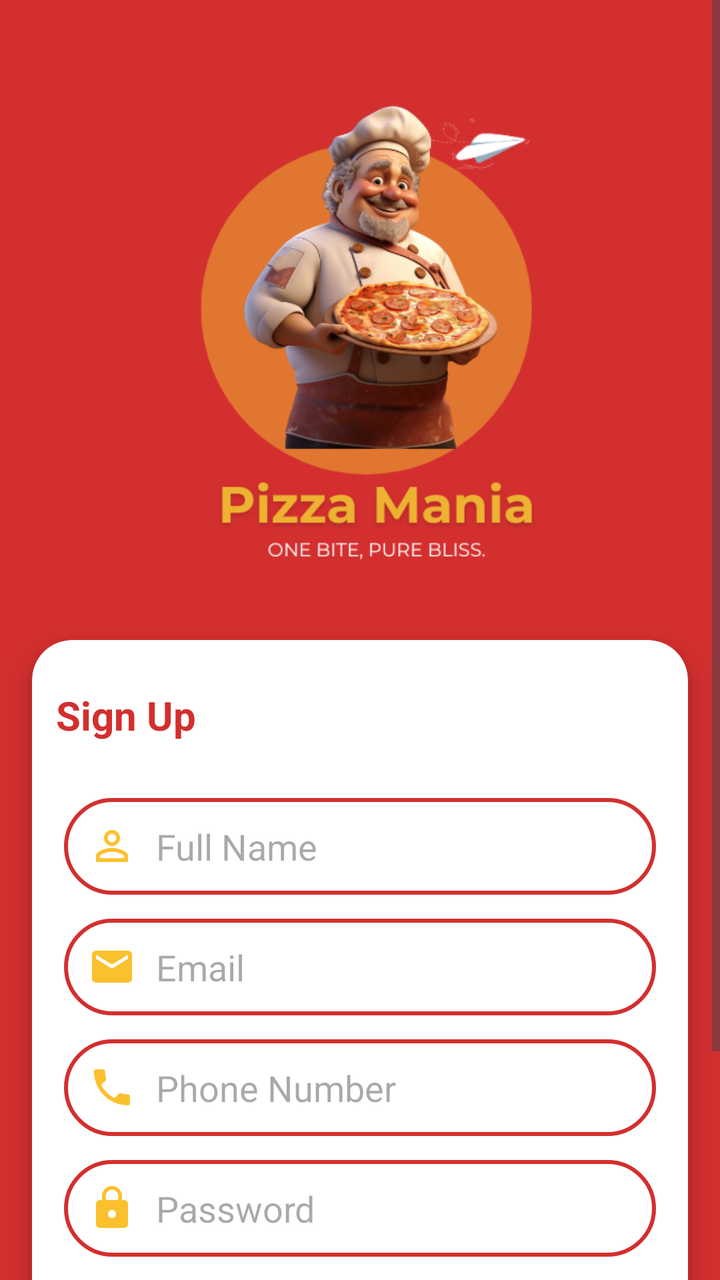
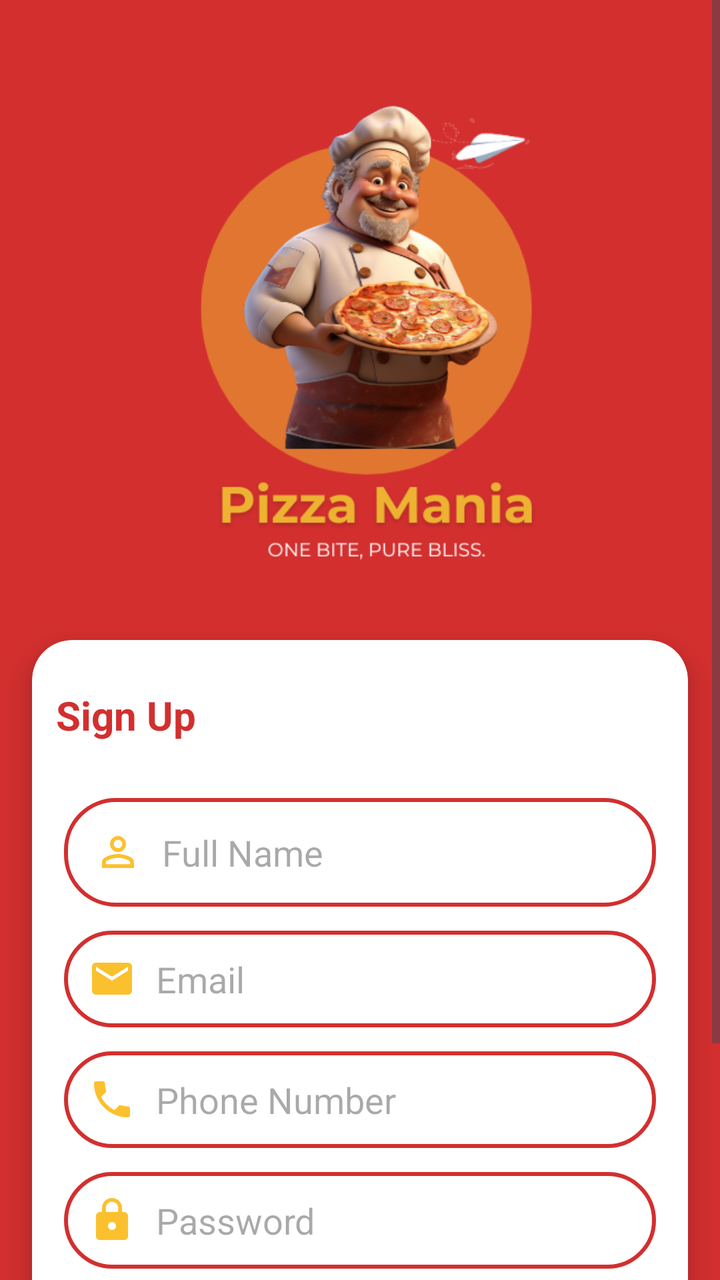

Screens rendered from an Android XML layout before and after an edit, with the pre-edit source and the edit as a unified diff.
<!-- AndroidManifest.xml: application theme Theme.Pizzar11 -->
<!-- res/layout/activity_signup.xml -->
<?xml version="1.0" encoding="utf-8"?>
<ScrollView xmlns:android="http://schemas.android.com/apk/res/android"
    xmlns:app="http://schemas.android.com/apk/res-auto"
    xmlns:tools="http://schemas.android.com/tools"
    android:layout_width="match_parent"
    android:layout_height="match_parent"
    android:fillViewport="true">

    <androidx.constraintlayout.widget.ConstraintLayout
        android:layout_width="match_parent"
        android:layout_height="wrap_content"
        android:background="#d32f2f"
        tools:context=".SignupActivity">



    
    <ImageView
        android:id="@+id/logoImage"
        android:layout_width="307dp"
        android:layout_height="280dp"
        android:contentDescription="Logo"
        android:src="@drawable/logo"
        app:layout_constraintEnd_toEndOf="parent"
        app:layout_constraintHeight_percent="0.25"
        app:layout_constraintHorizontal_bias="0.5"
        app:layout_constraintStart_toStartOf="parent"
        app:layout_constraintTop_toTopOf="parent"
        android:layout_marginTop="20dp"
        app:layout_constraintWidth_percent="0.7" />

    
    <androidx.cardview.widget.CardView
        android:id="@+id/registerCard"
        android:layout_width="0dp"
        android:layout_height="wrap_content"
        android:layout_marginStart="16dp"
        android:layout_marginEnd="16dp"
        android:layout_marginTop="20dp"
        android:padding="16dp"
        android:background="@color/app_white"
        app:cardCornerRadius="20dp"
        app:cardElevation="8dp"
        app:layout_constraintTop_toBottomOf="@id/logoImage"
        app:layout_constraintStart_toStartOf="parent"
        app:layout_constraintEnd_toEndOf="parent">

        <LinearLayout
            android:layout_width="match_parent"
            android:layout_height="wrap_content"
            android:orientation="vertical">

            <TextView
                android:id="@+id/signupTitle"
                android:layout_width="wrap_content"
                android:layout_height="wrap_content"
                android:layout_gravity="start"
                android:layout_marginTop="12dp"
                android:padding="12dp"
                android:text="Sign Up"
                android:textColor="#d32f2f"
                android:textSize="20sp"
                android:textStyle="bold" />

            
            <EditText
                android:id="@+id/nameEditText"
                android:layout_width="match_parent"
                android:layout_height="wrap_content"
                android:layout_marginTop="16dp"
                android:layout_marginHorizontal="16dp"
                android:background="@drawable/rounded_edittext"
                android:drawableStart="@drawable/person"
                android:drawablePadding="10dp"
                android:hint="Full Name"
                android:inputType="textPersonName"
                android:padding="12dp" />

            
            <EditText
                android:id="@+id/emailEditText"
                android:layout_width="match_parent"
                android:layout_height="wrap_content"
                android:layout_marginTop="12dp"
                android:layout_marginHorizontal="16dp"
                android:background="@drawable/rounded_edittext"
                android:drawableStart="@drawable/email"
                android:drawablePadding="10dp"
                android:hint="Email"
                android:inputType="textEmailAddress"
                android:padding="12dp" />

            
            <EditText
                android:id="@+id/phoneEditText"
                android:layout_width="match_parent"
                android:layout_height="wrap_content"
                android:layout_marginTop="12dp"
                android:layout_marginHorizontal="16dp"
                android:background="@drawable/rounded_edittext"
                android:drawableStart="@drawable/phone"
                android:drawablePadding="10dp"
                android:hint="Phone Number"
                android:inputType="phone"
                android:padding="12dp" />

            
            <EditText
                android:id="@+id/passwordEditText"
                android:layout_width="match_parent"
                android:layout_height="wrap_content"
                android:layout_marginTop="12dp"
                android:layout_marginHorizontal="16dp"
                android:background="@drawable/rounded_edittext"
                android:drawableStart="@drawable/lock"
                android:drawablePadding="10dp"
                android:hint="Password"
                android:inputType="textPassword"
                android:padding="12dp" />

            
            <Button
                android:id="@+id/registerButton"
                android:layout_width="200dp"
                android:layout_height="wrap_content"
                android:layout_marginHorizontal="16dp"
                android:layout_marginTop="16dp"
                android:backgroundTint="#d32f2f"
                android:text="Register"
                android:textColor="#ffffff"
                android:layout_gravity="center"/>

            
            <TextView
                android:id="@+id/alreadyHaveAccount"
                android:layout_width="wrap_content"
                android:layout_height="wrap_content"
                android:layout_gravity="center"
                android:layout_marginTop="12dp"
                android:text="Already have an account?"
                android:textColor="#666666"
                android:textSize="14sp" />

            
            <Button
                android:id="@+id/signinButton"
                android:layout_width="200dp"
                android:layout_height="wrap_content"
                android:layout_marginTop="8dp"
                android:backgroundTint="#ffffff"
                android:strokeColor="#d32f2f"
                android:strokeWidth="1"
                android:text="Sign In"
                android:textColor="#d32f2f"
                android:layout_gravity="center"/>

        </LinearLayout>
    </androidx.cardview.widget.CardView>

</androidx.constraintlayout.widget.ConstraintLayout>
</ScrollView>
<!-- resources referenced by this layout -->
<resources>
  <color name="app_white">#FFFFFFFF</color>
  <!-- drawable email (drawable) -->
  <vector xmlns:android="http://schemas.android.com/apk/res/android" android:height="24dp" android:tint="#FBC02D" android:viewportHeight="24" android:viewportWidth="24" android:width="24dp">
        
      <path android:fillColor="@android:color/white" android:pathData="M20,4L4,4c-1.1,0 -1.99,0.9 -1.99,2L2,18c0,1.1 0.9,2 2,2h16c1.1,0 2,-0.9 2,-2L22,6c0,-1.1 -0.9,-2 -2,-2zM20,8l-8,5 -8,-5L4,6l8,5 8,-5v2z"/>
      
  </vector>
  <!-- drawable lock (drawable) -->
  <vector xmlns:android="http://schemas.android.com/apk/res/android" android:height="24dp" android:tint="#FBC02D" android:viewportHeight="24" android:viewportWidth="24" android:width="24dp">
        
      <path android:fillColor="@android:color/white" android:pathData="M18,8h-1L17,6c0,-2.76 -2.24,-5 -5,-5S7,3.24 7,6v2L6,8c-1.1,0 -2,0.9 -2,2v10c0,1.1 0.9,2 2,2h12c1.1,0 2,-0.9 2,-2L20,10c0,-1.1 -0.9,-2 -2,-2zM12,17c-1.1,0 -2,-0.9 -2,-2s0.9,-2 2,-2 2,0.9 2,2 -0.9,2 -2,2zM15.1,8L8.9,8L8.9,6c0,-1.71 1.39,-3.1 3.1,-3.1 1.71,0 3.1,1.39 3.1,3.1v2z"/>
      
  </vector>
  <!-- drawable logo: png bitmap (drawable, 116927 bytes) -->
  <!-- drawable person (drawable) -->
  <vector xmlns:android="http://schemas.android.com/apk/res/android" android:height="24dp" android:tint="#FBC02D" android:viewportHeight="24" android:viewportWidth="24" android:width="24dp">
        
      <path android:fillColor="@android:color/white" android:pathData="M12,5.9c1.16,0 2.1,0.94 2.1,2.1s-0.94,2.1 -2.1,2.1S9.9,9.16 9.9,8s0.94,-2.1 2.1,-2.1m0,9c2.97,0 6.1,1.46 6.1,2.1v1.1L5.9,18.1L5.9,17c0,-0.64 3.13,-2.1 6.1,-2.1M12,4C9.79,4 8,5.79 8,8s1.79,4 4,4 4,-1.79 4,-4 -1.79,-4 -4,-4zM12,13c-2.67,0 -8,1.34 -8,4v3h16v-3c0,-2.66 -5.33,-4 -8,-4z"/>
      
  </vector>
  <!-- drawable phone (drawable) -->
  <vector xmlns:android="http://schemas.android.com/apk/res/android" android:height="24dp" android:tint="#FBC02D" android:viewportHeight="24" android:viewportWidth="24" android:width="24dp">
        
      <path android:fillColor="@android:color/white" android:pathData="M6.62,10.79c1.44,2.83 3.76,5.14 6.59,6.59l2.2,-2.2c0.27,-0.27 0.67,-0.36 1.02,-0.24 1.12,0.37 2.33,0.57 3.57,0.57 0.55,0 1,0.45 1,1V20c0,0.55 -0.45,1 -1,1 -9.39,0 -17,-7.61 -17,-17 0,-0.55 0.45,-1 1,-1h3.5c0.55,0 1,0.45 1,1 0,1.25 0.2,2.45 0.57,3.57 0.11,0.35 0.03,0.74 -0.25,1.02l-2.2,2.2z"/>
      
  </vector>
  <!-- drawable rounded_edittext (drawable) -->
  <?xml version="1.0" encoding="utf-8"?>
  <shape xmlns:android="http://schemas.android.com/apk/res/android"
      android:shape="rectangle">
  
      
      <corners android:radius="25dp" />
  
      
      <solid android:color="#FFFFFF" />
  
      
      <stroke
          android:width="2dp"
          android:color="#d32f2f" />
  
      
      <padding
          android:left="16dp"
          android:top="12dp"
          android:right="16dp"
          android:bottom="12dp" />
  
  </shape>
  <style name="Theme.Pizzar11" parent="Base.Theme.Pizzar11" />
  <style name="Base.Theme.Pizzar11" parent="Theme.Material3.DayNight.NoActionBar">
          
          
      </style>
</resources>

<!-- the commit's change to res/layout/activity_signup.xml (unified diff, before → after) -->
@@ -53,7 +53,7 @@
             <TextView
                 android:id="@+id/signupTitle"
                 android:layout_width="wrap_content"
-                android:layout_height="wrap_content"
+                android:layout_height="match_parent"
                 android:layout_gravity="start"
                 android:layout_marginTop="12dp"
                 android:padding="12dp"
@@ -74,7 +74,7 @@
                 android:drawablePadding="10dp"
                 android:hint="Full Name"
                 android:inputType="textPersonName"
-                android:padding="12dp" />
+                android:padding="15dp" />
 
             
             <EditText
